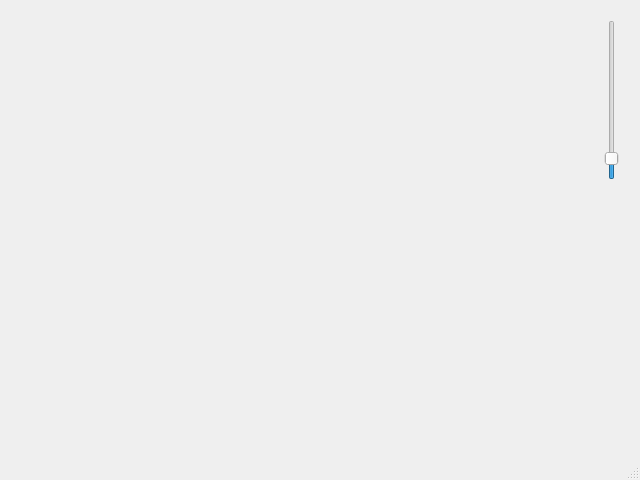
Before: the Qt Designer form example/mainwindow.ui in dotevo/sosmscout, drawn with Qt 5.
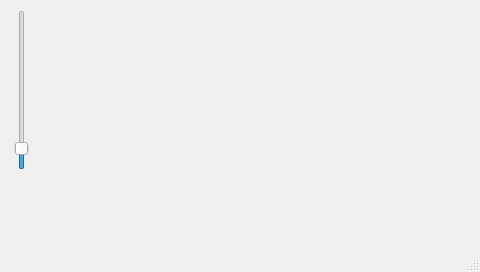
After: the same form once the commit is applied.

Diff of the .ui file:
```diff
--- a/example/mainwindow.ui
+++ b/example/mainwindow.ui
@@ -6,8 +6,8 @@
    <rect>
     <x>0</x>
     <y>0</y>
-    <width>640</width>
-    <height>480</height>
+    <width>480</width>
+    <height>272</height>
    </rect>
   </property>
   <property name="windowTitle">
@@ -17,8 +17,8 @@
    <widget class="QSlider" name="zoomSlider">
     <property name="geometry">
      <rect>
-      <x>600</x>
-      <y>20</y>
+      <x>10</x>
+      <y>10</y>
       <width>24</width>
       <height>160</height>
      </rect>
```
Left out of the diff: 4 changed lines with no effect on the pictures.
